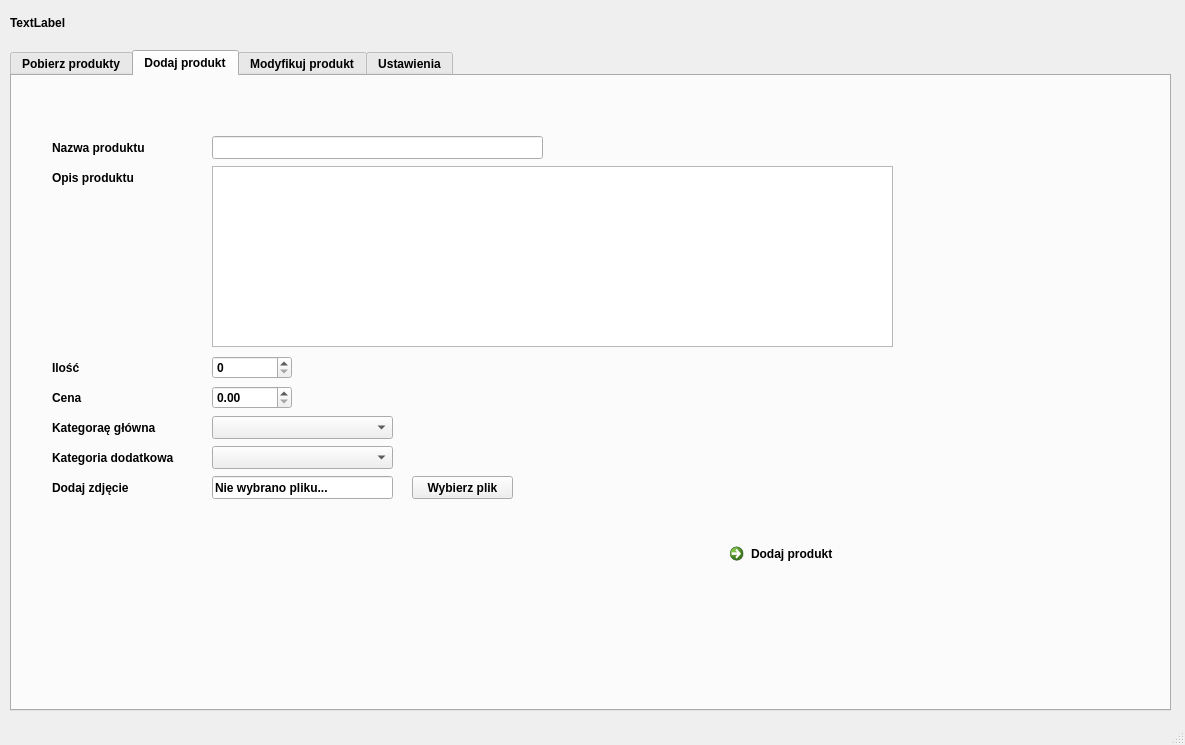
The window that WebServiceClient/servicewindow.ui (ekspensum/CPP_Projects) describes before a commit, drawn with Qt 5.
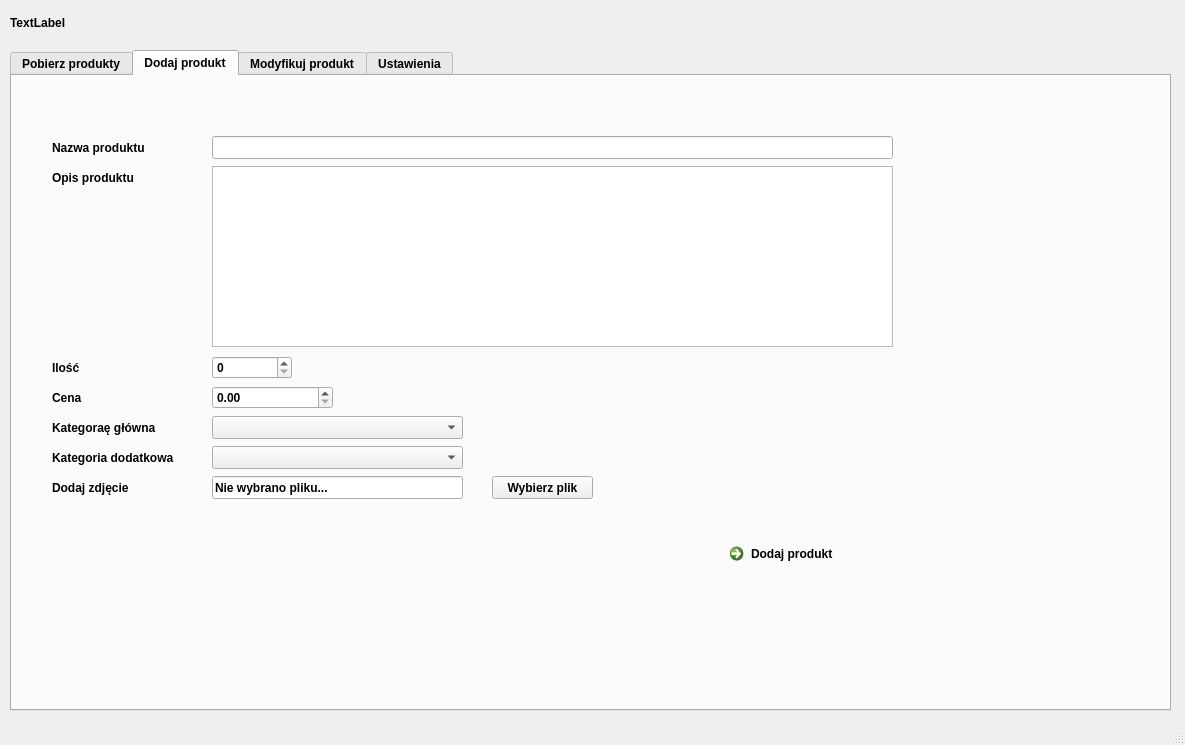
The same window after the commit.

The edit to the form file:
```diff
--- a/WebServiceClient/servicewindow.ui
+++ b/WebServiceClient/servicewindow.ui
@@ -367,7 +367,7 @@
        <rect>
         <x>200</x>
         <y>60</y>
-        <width>331</width>
+        <width>681</width>
         <height>23</height>
        </rect>
       </property>
@@ -387,7 +387,7 @@
        <rect>
         <x>200</x>
         <y>340</y>
-        <width>181</width>
+        <width>251</width>
         <height>23</height>
        </rect>
       </property>
@@ -397,7 +397,7 @@
        <rect>
         <x>200</x>
         <y>370</y>
-        <width>181</width>
+        <width>251</width>
         <height>23</height>
        </rect>
       </property>
@@ -407,10 +407,13 @@
        <rect>
         <x>200</x>
         <y>310</y>
-        <width>80</width>
+        <width>121</width>
         <height>23</height>
        </rect>
       </property>
+      <property name="maximum">
+       <double>99999.990000000005239</double>
+      </property>
       <property name="singleStep">
        <double>1.000000000000000</double>
       </property>
@@ -522,7 +525,7 @@
      <widget class="QPushButton" name="pushButtonSelectImageFile">
       <property name="geometry">
        <rect>
-        <x>400</x>
+        <x>480</x>
         <y>400</y>
         <width>101</width>
         <height>23</height>
@@ -550,7 +553,7 @@
        <rect>
         <x>200</x>
         <y>400</y>
-        <width>181</width>
+        <width>251</width>
         <height>23</height>
        </rect>
       </property>
```
Left out of the diff: 2 changed lines with no effect on the pictures.
